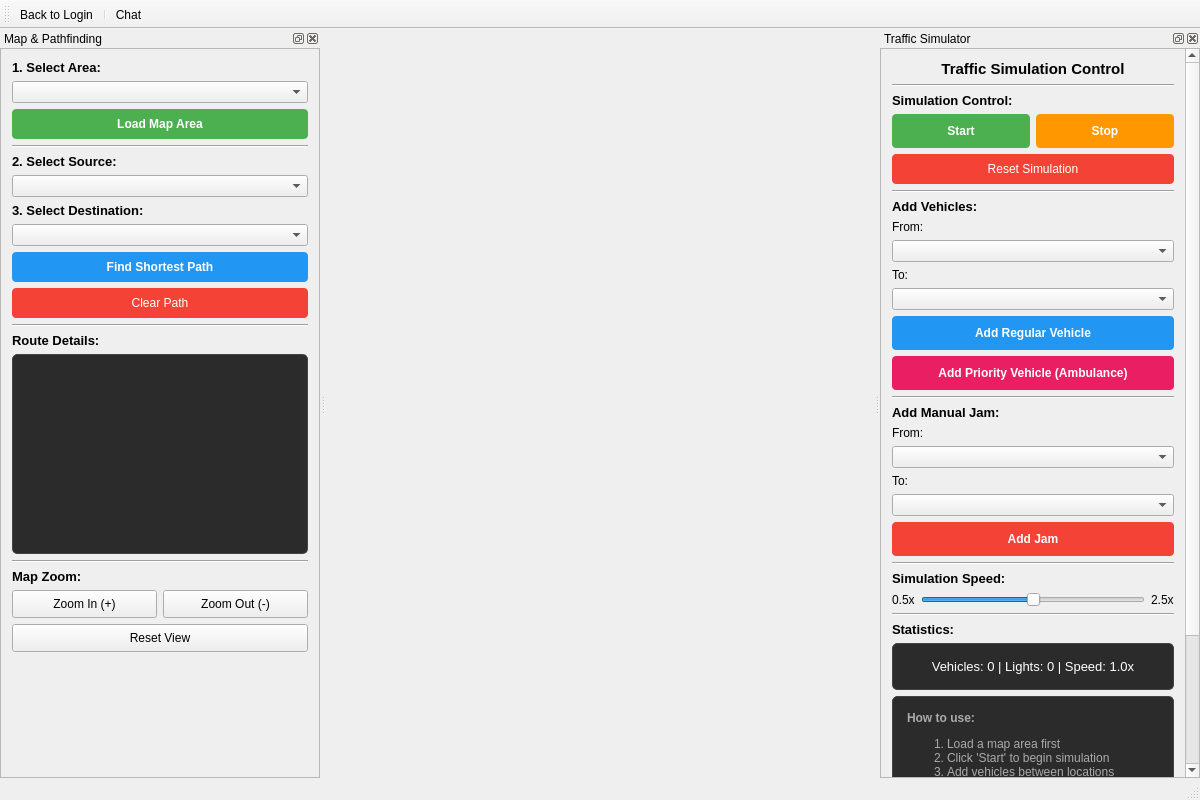
First picture: the form in mainwindow.ui, repository MuhammadSarimUmer/Traffic-Simulation-Dsa-project, before the edit.
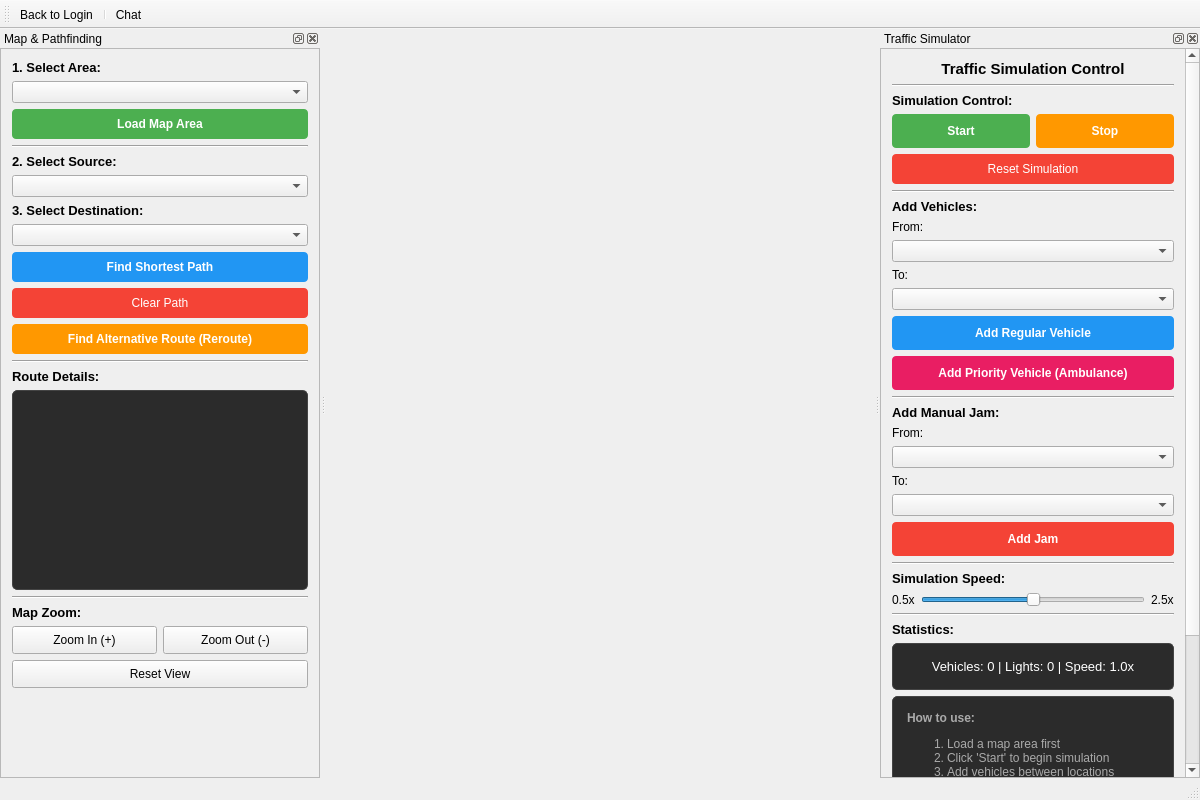
Second picture: the form after the edit. Icons and pictures are not drawn.

Patch:
```diff
--- a/mainwindow.ui
+++ b/mainwindow.ui
@@ -274,6 +274,19 @@
            </property>
           </widget>
          </item>
+
+         <item>
+          <widget class="QPushButton" name="rerouteButton">
+           <property name="styleSheet">
+            <string notr="true">QPushButton { background-color: #ff9800; color: white; padding: 8px; border-radius: 4px; font-weight: bold; }
+QPushButton:hover { background-color: #e68900; }
+QPushButton:disabled { background-color: #cccccc; }</string>
+           </property>
+           <property name="text">
+            <string>Find Alternative Route (Reroute)</string>
+           </property>
+          </widget>
+         </item>
          <item>
           <widget class="Line" name="separator2">
            <property name="orientation">
```
